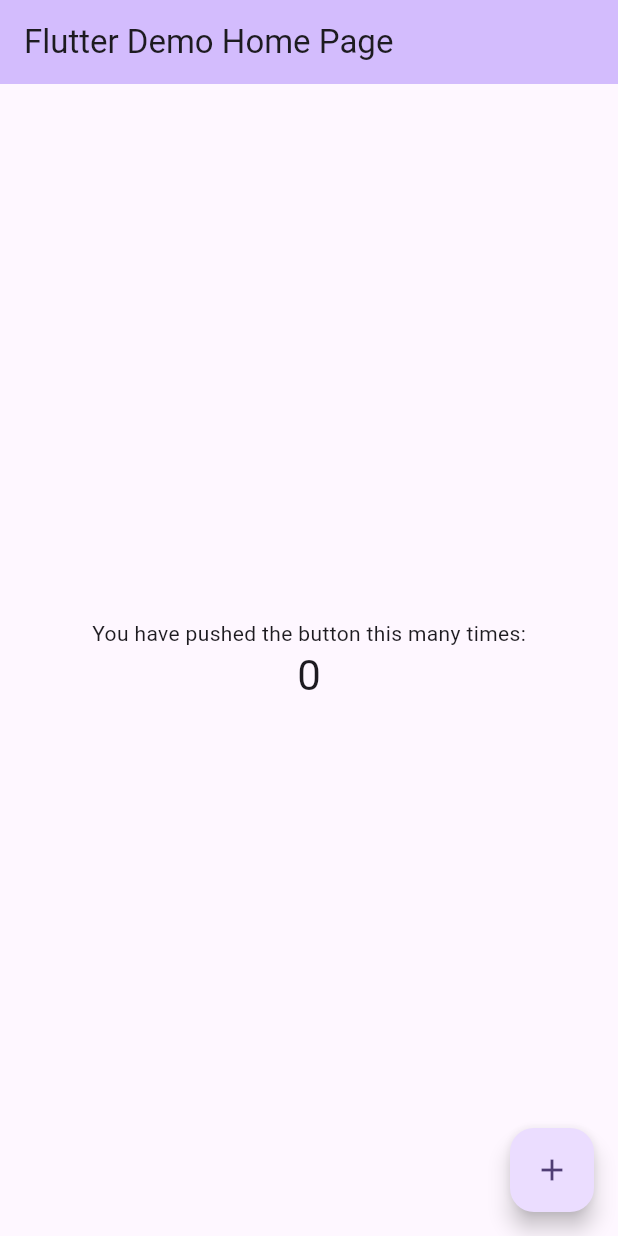
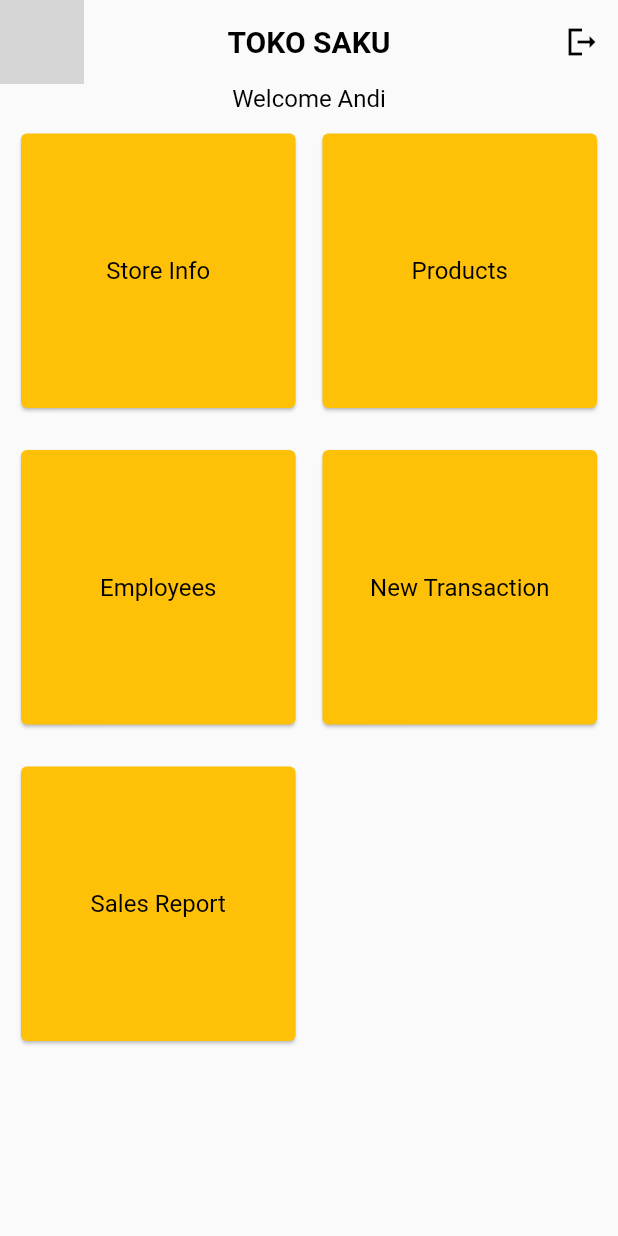
Before and after one commit to andimuhammadd/TI-3C-K2-PPM, a Flutter app: the screen it shows after launch, on a phone screen of 412 x 824 dp. Run offline on Flutter 3.47's test engine with Material 2 defaults, Android fonts, the phone set to English and light mode, and no system bars; grey boxes are pictures that could not be loaded.

Commit message:
Hompage v1

```diff
--- a/lib/main.dart
+++ b/lib/main.dart
@@ -1,4 +1,5 @@
 import 'package:flutter/material.dart';
+import 'package:ti_3c_k2_ppm/pages/home_page.dart';
 
 void main() {
   runApp(const MyApp());
@@ -11,115 +12,48 @@ class MyApp extends StatelessWidget {
   @override
   Widget build(BuildContext context) {
     return MaterialApp(
-      title: 'Flutter Demo',
+      title: 'Toko Saku',
       theme: ThemeData(
-        // This is the theme of your application.
-        //
-        // TRY THIS: Try running your application with "flutter run". You'll see
-        // the application has a blue toolbar. Then, without quitting the app,
-        // try changing the seedColor in the colorScheme below to Colors.green
-        // and then invoke "hot reload" (save your changes or press the "hot
-        // reload" button in a Flutter-supported IDE, or press "r" if you used
-        // the command line to start the app).
-        //
-        // Notice that the counter didn't reset back to zero; the application
-        // state is not lost during the reload. To reset the state, use hot
-        // restart instead.
-        //
-        // This works for code too, not just values: Most code changes can be
-        // tested with just a hot reload.
-        colorScheme: ColorScheme.fromSeed(seedColor: Colors.deepPurple),
-        useMaterial3: true,
+        primarySwatch: Colors.blue,
+        appBarTheme: const AppBarTheme(
+          actionsIconTheme: IconThemeData(color: Colors.black),
+          elevation: 0,
+          centerTitle: true,
+          color: Colors.transparent,
+          foregroundColor: Colors.black,
+          titleTextStyle: TextStyle(
+            fontSize: 20,
+            fontWeight: FontWeight.bold,
+            color: Colors.black,
+          ),
+        ),
+        textTheme: const TextTheme(
+          headlineLarge: TextStyle(
+            fontSize: 24,
+            color: Colors.black,
+            fontWeight: FontWeight.bold,
+          ),
+          bodyMedium: TextStyle(
+            fontSize: 16,
+            color: Colors.black,
+          ),
+        ),
+        elevatedButtonTheme: ElevatedButtonThemeData(
+          style: ElevatedButton.styleFrom(
+            foregroundColor: Colors.black,
+            backgroundColor: Colors.amber,
+            elevation: 0,
+            shape: RoundedRectangleBorder(
+              borderRadius: BorderRadius.circular(0),
+            ),
+          ),
+        ),
+        floatingActionButtonTheme: const FloatingActionButtonThemeData(
+          backgroundColor: Colors.amber,
+          foregroundColor: Colors.black,
+        ),
       ),
-      home: const MyHomePage(title: 'Flutter Demo Home Page'),
+      home: const HomePage(),
     );
   }
 }
-
-class MyHomePage extends StatefulWidget {
-  const MyHomePage({super.key, required this.title});
-
-  // This widget is the home page of your application. It is stateful, meaning
-  // that it has a State object (defined below) that contains fields that affect
-  // how it looks.
-
-  // This class is the configuration for the state. It holds the values (in this
-  // case the title) provided by the parent (in this case the App widget) and
-  // used by the build method of the State. Fields in a Widget subclass are
-  // always marked "final".
-
-  final String title;
-
-  @override
-  State<MyHomePage> createState() => _MyHomePageState();
-}
-
-class _MyHomePageState extends State<MyHomePage> {
-  int _counter = 0;
-
-  void _incrementCounter() {
-    setState(() {
-      // This call to setState tells the Flutter framework that something has
-      // changed in this State, which causes it to rerun the build method below
-      // so that the display can reflect the updated values. If we changed
-      // _counter without calling setState(), then the build method would not be
-      // called again, and so nothing would appear to happen.
-      _counter++;
-    });
-  }
-
-  @override
-  Widget build(BuildContext context) {
-    // This method is rerun every time setState is called, for instance as done
-    // by the _incrementCounter method above.
-    //
-    // The Flutter framework has been optimized to make rerunning build methods
-    // fast, so that you can just rebuild anything that needs updating rather
-    // than having to individually change instances of widgets.
-    return Scaffold(
-      appBar: AppBar(
-        // TRY THIS: Try changing the color here to a specific color (to
-        // Colors.amber, perhaps?) and trigger a hot reload to see the AppBar
-        // change color while the other colors stay the same.
-        backgroundColor: Theme.of(context).colorScheme.inversePrimary,
-        // Here we take the value from the MyHomePage object that was created by
-        // the App.build method, and use it to set our appbar title.
-        title: Text(widget.title),
-      ),
-      body: Center(
-        // Center is a layout widget. It takes a single child and positions it
-        // in the middle of the parent.
-        child: Column(
-          // Column is also a layout widget. It takes a list of children and
-          // arranges them vertically. By default, it sizes itself to fit its
-          // children horizontally, and tries to be as tall as its parent.
-          //
-          // Column has various properties to control how it sizes itself and
-          // how it positions its children. Here we use mainAxisAlignment to
-          // center the children vertically; the main axis here is the vertical
-          // axis because Columns are vertical (the cross axis would be
-          // horizontal).
-          //
-          // TRY THIS: Invoke "debug painting" (choose the "Toggle Debug Paint"
-          // action in the IDE, or press "p" in the console), to see the
-          // wireframe for each widget.
-          mainAxisAlignment: MainAxisAlignment.center,
-          children: <Widget>[
-            const Text(
-              'You have pushed the button this many times:',
-            ),
-            Text(
-              '$_counter',
-              style: Theme.of(context).textTheme.headlineMedium,
-            ),
-          ],
-        ),
-      ),
-      floatingActionButton: FloatingActionButton(
-        onPressed: _incrementCounter,
-        tooltip: 'Increment',
-        child: const Icon(Icons.add),
-      ), // This trailing comma makes auto-formatting nicer for build methods.
-    );
-  }
-}
--- /dev/null
+++ b/lib/pages/home_page.dart
@@ -0,0 +1,90 @@
+import 'package:flutter/material.dart';
+
+class HomePage extends StatefulWidget {
+  const HomePage({Key? key}) : super(key: key);
+
+  @override
+  State<HomePage> createState() => _HomePageState();
+}
+
+class _HomePageState extends State<HomePage> {
+  final List<String> _menu = ['New Transaction', 'Sales Report'];
+  final List<String> _adminMenu = [
+    'Store Info',
+    'Products',
+    'Employees',
+    'New Transaction',
+    'Sales Report'
+  ];
+
+  String user = 'Andi'; // Nama user sementara
+  bool isAdmin = true; // Status user sementara
+
+  @override
+  Widget build(BuildContext context) {
+    return SafeArea(
+      child: Scaffold(
+        appBar: AppBar(
+          title: const Text('TOKO SAKU'),
+          leading: Image.asset('assets/images/logo.png'), //Belum ada logo cuy
+          actions: [
+            IconButton(
+              onPressed: () {
+                // logout
+              },
+              icon: const Icon(Icons.logout_sharp),
+            ),
+          ],
+        ),
+        body: Column(
+          children: [
+            Text('Welcome $user'),
+            Expanded(
+              child: SingleChildScrollView(
+                child: GridView.count(
+                  shrinkWrap: true,
+                  padding: const EdgeInsets.all(10),
+                  crossAxisSpacing: 10,
+                  mainAxisSpacing: 20,
+                  crossAxisCount: 2,
+                  children: List.generate(
+                    isAdmin ? _adminMenu.length : _menu.length,
+                    (index) => InkWell(
+                      onTap: () {
+                        if (isAdmin) {
+                          if (index == 0) {
+                            // logic untuk menu admin 1
+                          } else if (index == 1) {
+                            // logic untuk menu admin 2
+                          } else if (index == 2) {
+                            // logic untuk menu admin 1
+                          }
+                        } else {
+                          if (index == 0) {
+                            // menu pengguna biasa 1
+                          } else if (index == 1) {
+                            // menu pengguna biasa 2
+                          } else if (index == 2) {
+                            // menupengguna biasa 3
+                          }
+                        }
+                      },
+                      child: Card(
+                        color: Colors.amber,
+                        child: Center(
+                          child: Text(
+                            isAdmin ? _adminMenu[index] : _menu[index],
+                          ),
+                        ),
+                      ),
+                    ),
+                  ),
+                ),
+              ),
+            ),
+          ],
+        ),
+      ),
+    );
+  }
+}
```
Also changed, not shown: lib/utils/db_helper.dart (added).
